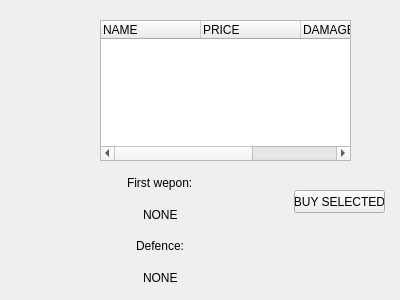
First picture: the form in areenapeli/shopscene.ui, repository Aivoapina/ohjsuun_tomato3, before the edit.
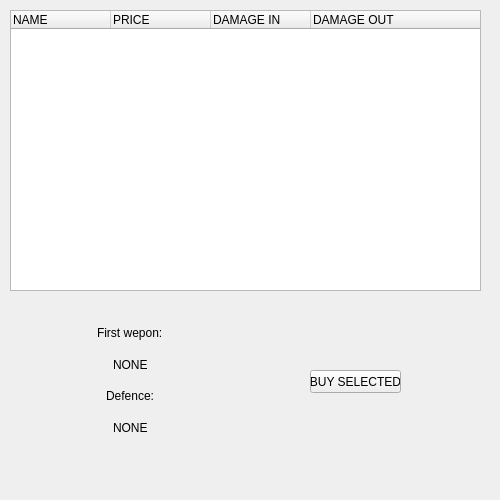
Second picture: the form after the edit.

```diff
--- a/areenapeli/shopscene.ui
+++ b/areenapeli/shopscene.ui
@@ -6,8 +6,8 @@
    <rect>
     <x>0</x>
     <y>0</y>
-    <width>400</width>
-    <height>300</height>
+    <width>500</width>
+    <height>500</height>
    </rect>
   </property>
   <property name="windowTitle">
@@ -16,10 +16,10 @@
   <widget class="QTreeWidget" name="treeWidget">
    <property name="geometry">
     <rect>
-     <x>100</x>
-     <y>20</y>
-     <width>251</width>
-     <height>141</height>
+     <x>10</x>
+     <y>10</y>
+     <width>471</width>
+     <height>281</height>
     </rect>
    </property>
    <column>
@@ -46,8 +46,8 @@
   <widget class="QWidget" name="gridLayoutWidget_2">
    <property name="geometry">
     <rect>
-     <x>40</x>
-     <y>170</y>
+     <x>10</x>
+     <y>320</y>
      <width>241</width>
      <height>120</height>
     </rect>
@@ -86,8 +86,8 @@
   <widget class="QPushButton" name="ButtonBuy">
    <property name="geometry">
     <rect>
-     <x>294</x>
-     <y>190</y>
+     <x>310</x>
+     <y>370</y>
      <width>91</width>
      <height>23</height>
     </rect>
```
